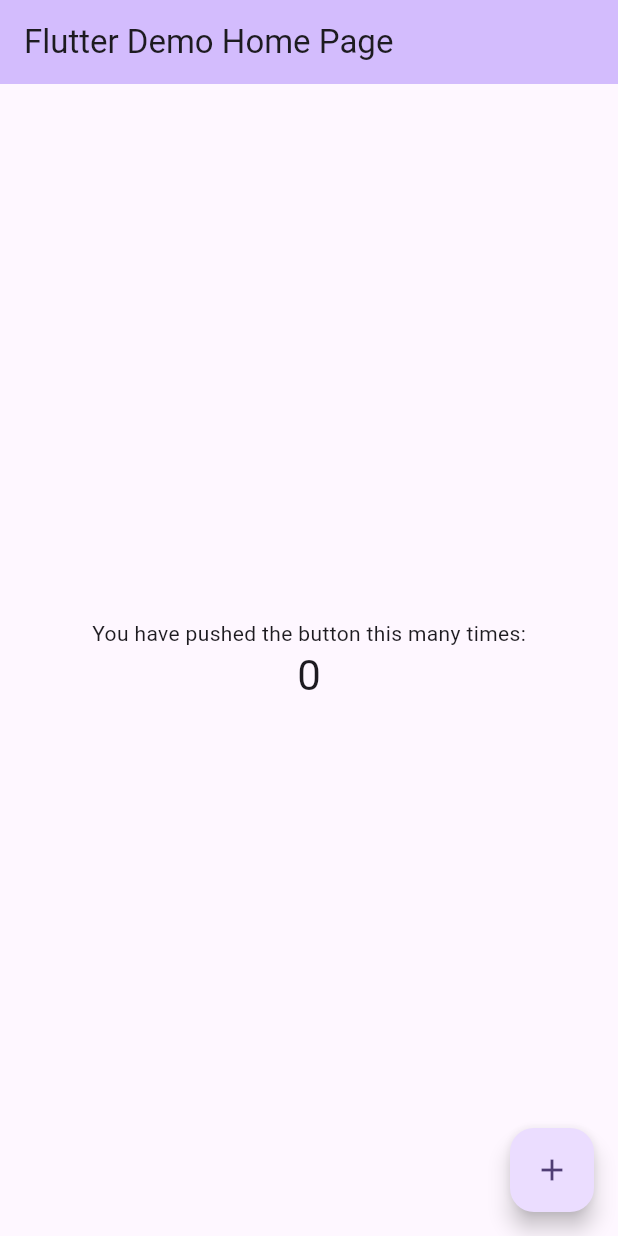
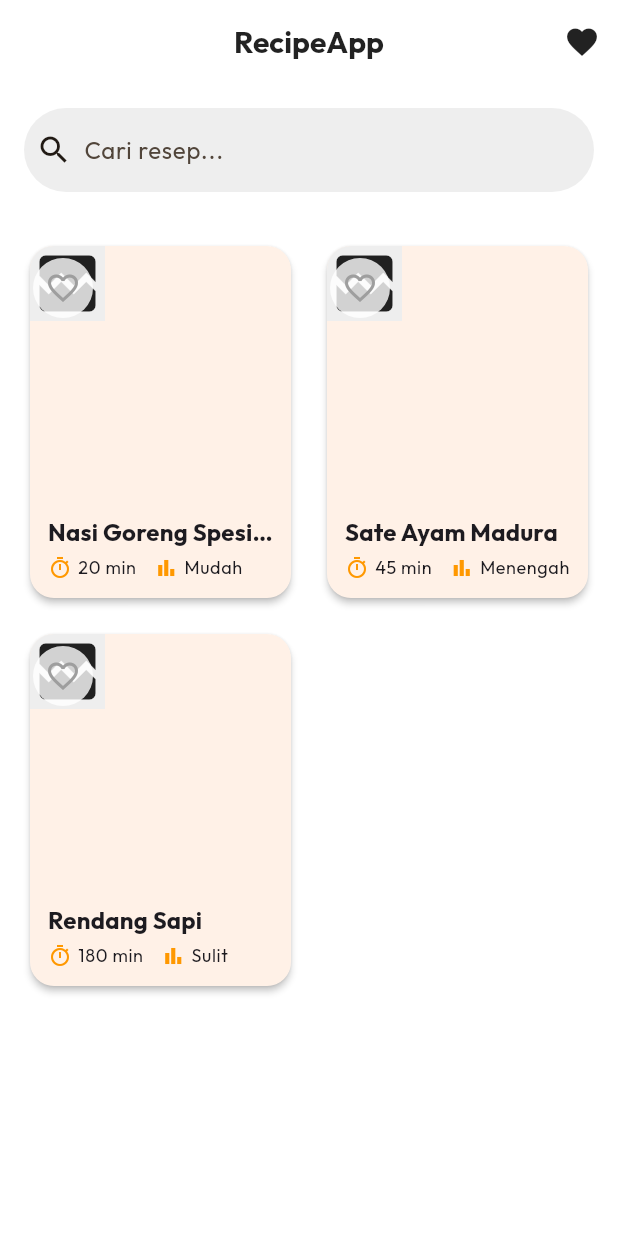
Before and after one commit to fajar-93/CulinaryPro, a Flutter app: the screen it shows after launch, on a phone screen of 412 x 824 dp. Run offline on Flutter 3.47's test engine with Material 3 defaults, Android fonts, the phone set to English and light mode, and no system bars; our stand-ins replace google_fonts; network calls fail.

Commit message:
Initial setup Flutter Recipe App and Create project structure and architecture

```diff
--- /dev/null
+++ b/lib/data/recipe_data.dart
@@ -0,0 +1,76 @@
+import '../models/recipe_model.dart';
+
+class RecipeData {
+  static List<Recipe> recipes = [
+    Recipe(
+      id: '1',
+      title: 'Nasi Goreng Spesial',
+      description: 'Nasi goreng lezat dengan telur, ayam, dan bumbu rempah pilihan.',
+      imageUrl: 'https://images.unsplash.com/photo-1512058560366-c80b2016334d?auto=format&fit=crop&q=80&w=800',
+      ingredients: [
+        '2 piring nasi putih',
+        '2 butir telur',
+        '100g daging ayam (potong dadu)',
+        '3 siung bawang merah',
+        '2 siung bawang putih',
+        'Kecap manis secukupnya',
+        'Garam dan merica secukupnya',
+      ],
+      instructions: [
+        'Tumis bawang merah dan putih hingga harum.',
+        'Masukkan daging ayam, masak hingga berubah warna.',
+        'Masukkan telur, buat orak-arik.',
+        'Tambahkan nasi putih, aduk rata.',
+        'Tambahkan kecap manis, garam, dan merica. Aduk hingga bumbu meresap.',
+        'Sajikan selagi hangat.',
+      ],
+      durationMinutes: 20,
+      difficulty: 'Mudah',
+    ),
+    Recipe(
+      id: '2',
+      title: 'Sate Ayam Madura',
+      description: 'Sate ayam empuk dengan bumbu kacang yang gurih dan kental.',
+      imageUrl: 'https://images.unsplash.com/photo-1529692236671-f1f6cf9581f5?auto=format&fit=crop&q=80&w=800',
+      ingredients: [
+        '500g fillet dada ayam',
+        '200g kacang tanah goreng',
+        '3 siung bawang putih',
+        '4 siung bawang merah',
+        '3 butir kemiri',
+        'Kecap manis secukupnya',
+        'Tusuk sate secukupnya',
+      ],
+      instructions: [
+        'Potong ayam menjadi dadu kecil, tusuk dengan lidi sate.',
+        'Haluskan kacang tanah, bawang merah, bawang putih, dan kemiri.',
+        'Masak bumbu kacang dengan sedikit air dan kecap manis hingga kental.',
+        'Bakar sate ayam sambil diolesi bumbu kacang.',
+        'Sajikan dengan sisa bumbu kacang dan irisan bawang merah.',
+      ],
+      durationMinutes: 45,
+      difficulty: 'Menengah',
+    ),
+    Recipe(
+      id: '3',
+      title: 'Rendang Sapi',
+      description: 'Masakan daging sapi tradisional dengan bumbu rempah yang kaya rasa.',
+      imageUrl: 'https://images.unsplash.com/photo-1544025162-d76694265947?auto=format&fit=crop&q=80&w=800',
+      ingredients: [
+        '500g daging sapi',
+        '1 liter santan kental',
+        'Bumbu halus (cabai, bawang, jahe, lengkuas)',
+        'Daun kunyit, daun jeruk, serai',
+        'Asam kandis',
+      ],
+      instructions: [
+        'Rebus santan dengan bumbu halus dan dedaunan hingga mendidih.',
+        'Masukkan daging sapi, kecilkan api.',
+        'Masak sambil terus diaduk hingga santan berminyak dan bumbu meresap ke daging.',
+        'Masak hingga bumbu berwarna cokelat gelap.',
+      ],
+      durationMinutes: 180,
+      difficulty: 'Sulit',
+    ),
+  ];
+}
--- a/lib/main.dart
+++ b/lib/main.dart
@@ -1,122 +1,35 @@
 import 'package:flutter/material.dart';
+import 'package:provider/provider.dart';
+import 'providers/recipe_provider.dart';
+import 'screens/home_screen.dart';
+import 'screens/detail_screen.dart';
+import 'services/app_theme.dart';
 
 void main() {
-  runApp(const MyApp());
+  runApp(
+    MultiProvider(
+      providers: [
+        ChangeNotifierProvider(create: (_) => RecipeProvider()),
+      ],
+      child: const RecipeApp(),
+    ),
+  );
 }
 
-class MyApp extends StatelessWidget {
-  const MyApp({super.key});
+class RecipeApp extends StatelessWidget {
+  const RecipeApp({super.key});
 
-  // This widget is the root of your application.
   @override
   Widget build(BuildContext context) {
     return MaterialApp(
-      title: 'Flutter Demo',
-      theme: ThemeData(
-        // This is the theme of your application.
-        //
-        // TRY THIS: Try running your application with "flutter run". You'll see
-        // the application has a purple toolbar. Then, without quitting the app,
-        // try changing the seedColor in the colorScheme below to Colors.green
-        // and then invoke "hot reload" (save your changes or press the "hot
-        // reload" button in a Flutter-supported IDE, or press "r" if you used
-        // the command line to start the app).
-        //
-        // Notice that the counter didn't reset back to zero; the application
-        // state is not lost during the reload. To reset the state, use hot
-        // restart instead.
-        //
-        // This works for code too, not just values: Most code changes can be
-        // tested with just a hot reload.
-        colorScheme: .fromSeed(seedColor: Colors.deepPurple),
-      ),
-      home: const MyHomePage(title: 'Flutter Demo Home Page'),
+      title: 'RecipeApp',
+      debugShowCheckedModeBanner: false,
+      theme: AppTheme.lightTheme,
+      initialRoute: '/',
+      routes: {
+        '/': (context) => const HomeScreen(),
+        '/detail': (context) => const DetailScreen(),
+      },
     );
   }
 }
-
-class MyHomePage extends StatefulWidget {
-  const MyHomePage({super.key, required this.title});
-
-  // This widget is the home page of your application. It is stateful, meaning
-  // that it has a State object (defined below) that contains fields that affect
-  // how it looks.
-
-  // This class is the configuration for the state. It holds the values (in this
-  // case the title) provided by the parent (in this case the App widget) and
-  // used by the build method of the State. Fields in a Widget subclass are
-  // always marked "final".
-
-  final String title;
-
-  @override
-  State<MyHomePage> createState() => _MyHomePageState();
-}
-
-class _MyHomePageState extends State<MyHomePage> {
-  int _counter = 0;
-
-  void _incrementCounter() {
-    setState(() {
-      // This call to setState tells the Flutter framework that something has
-      // changed in this State, which causes it to rerun the build method below
-      // so that the display can reflect the updated values. If we changed
-      // _counter without calling setState(), then the build method would not be
-      // called again, and so nothing would appear to happen.
-      _counter++;
-    });
-  }
-
-  @override
-  Widget build(BuildContext context) {
-    // This method is rerun every time setState is called, for instance as done
-    // by the _incrementCounter method above.
-    //
-    // The Flutter framework has been optimized to make rerunning build methods
-    // fast, so that you can just rebuild anything that needs updating rather
-    // than having to individually change instances of widgets.
-    return Scaffold(
-      appBar: AppBar(
-        // TRY THIS: Try changing the color here to a specific color (to
-        // Colors.amber, perhaps?) and trigger a hot reload to see the AppBar
-        // change color while the other colors stay the same.
-        backgroundColor: Theme.of(context).colorScheme.inversePrimary,
-        // Here we take the value from the MyHomePage object that was created by
-        // the App.build method, and use it to set our appbar title.
-        title: Text(widget.title),
-      ),
-      body: Center(
-        // Center is a layout widget. It takes a single child and positions it
-        // in the middle of the parent.
-        child: Column(
-          // Column is also a layout widget. It takes a list of children and
-          // arranges them vertically. By default, it sizes itself to fit its
-          // children horizontally, and tries to be as tall as its parent.
-          //
-          // Column has various properties to control how it sizes itself and
-          // how it positions its children. Here we use mainAxisAlignment to
-          // center the children vertically; the main axis here is the vertical
-          // axis because Columns are vertical (the cross axis would be
-          // horizontal).
-          //
-          // TRY THIS: Invoke "debug painting" (choose the "Toggle Debug Paint"
-          // action in the IDE, or press "p" in the console), to see the
-          // wireframe for each widget.
-          mainAxisAlignment: .center,
-          children: [
-            const Text('You have pushed the button this many times:'),
-            Text(
-              '$_counter',
-              style: Theme.of(context).textTheme.headlineMedium,
-            ),
-          ],
-        ),
-      ),
-      floatingActionButton: FloatingActionButton(
-        onPressed: _incrementCounter,
-        tooltip: 'Increment',
-        child: const Icon(Icons.add),
-      ),
-    );
-  }
-}
--- /dev/null
+++ b/lib/models/recipe_model.dart
@@ -0,0 +1,23 @@
+class Recipe {
+  final String id;
+  final String title;
+  final String description;
+  final String imageUrl;
+  final List<String> ingredients;
+  final List<String> instructions;
+  final int durationMinutes;
+  final String difficulty;
+  bool isFavorite;
+
+  Recipe({
+    required this.id,
+    required this.title,
+    required this.description,
+    required this.imageUrl,
+    required this.ingredients,
+    required this.instructions,
+    required this.durationMinutes,
+    required this.difficulty,
+    this.isFavorite = false,
+  });
+}
--- /dev/null
+++ b/lib/providers/recipe_provider.dart
@@ -0,0 +1,40 @@
+import 'package:flutter/material.dart';
+import '../models/recipe_model.dart';
+import '../data/recipe_data.dart';
+
+class RecipeProvider with ChangeNotifier {
+  final List<Recipe> _recipes = RecipeData.recipes;
+  String _searchQuery = '';
+
+  List<Recipe> get recipes {
+    if (_searchQuery.isEmpty) {
+      return [..._recipes];
+    } else {
+      return _recipes
+          .where((recipe) =>
+              recipe.title.toLowerCase().contains(_searchQuery.toLowerCase()))
+          .toList();
+    }
+  }
+
+  List<Recipe> get favoriteRecipes {
+    return _recipes.where((recipe) => recipe.isFavorite).toList();
+  }
+
+  void toggleFavorite(String id) {
+    final index = _recipes.indexWhere((recipe) => recipe.id == id);
+    if (index >= 0) {
+      _recipes[index].isFavorite = !_recipes[index].isFavorite;
+      notifyListeners();
+    }
+  }
+
+  void updateSearchQuery(String query) {
+    _searchQuery = query;
+    notifyListeners();
+  }
+
+  Recipe findById(String id) {
+    return _recipes.firstWhere((recipe) => recipe.id == id);
+  }
+}
--- /dev/null
+++ b/lib/screens/home_screen.dart
@@ -0,0 +1,67 @@
+import 'package:flutter/material.dart';
+import 'package:provider/provider.dart';
+import '../providers/recipe_provider.dart';
+import '../widgets/recipe_card.dart';
+
+class HomeScreen extends StatelessWidget {
+  const HomeScreen({super.key});
+
+  @override
+  Widget build(BuildContext context) {
+    final recipeProvider = context.watch<RecipeProvider>();
+    final recipes = recipeProvider.recipes;
+    final size = MediaQuery.of(context).size;
+
+    // Responsive column count
+    int crossAxisCount = 2;
+    if (size.width > 600) crossAxisCount = 3;
+    if (size.width > 900) crossAxisCount = 4;
+
+    return Scaffold(
+      appBar: AppBar(
+        title: const Text('RecipeApp'),
+        actions: [
+          IconButton(
+            icon: const Icon(Icons.favorite),
+            onPressed: () {
+              // Navigation to favorites or filter can be added here
+            },
+          ),
+        ],
+      ),
+      body: Column(
+        children: [
+          Padding(
+            padding: const EdgeInsets.all(16.0),
+            child: SearchBar(
+              hintText: 'Cari resep...',
+              leading: const Icon(Icons.search),
+              onChanged: (value) {
+                recipeProvider.updateSearchQuery(value);
+              },
+              elevation: WidgetStateProperty.all(0),
+              backgroundColor: WidgetStateProperty.all(Colors.grey[200]),
+            ),
+          ),
+          Expanded(
+            child: recipes.isEmpty
+                ? const Center(child: Text('Resep tidak ditemukan'))
+                : GridView.builder(
+                    padding: const EdgeInsets.all(16),
+                    gridDelegate: SliverGridDelegateWithFixedCrossAxisCount(
+                      crossAxisCount: crossAxisCount,
+                      crossAxisSpacing: 16,
+                      mainAxisSpacing: 16,
+                      childAspectRatio: 0.75,
+                    ),
+                    itemCount: recipes.length,
+                    itemBuilder: (context, index) {
+                      return RecipeCard(recipe: recipes[index]);
+                    },
+                  ),
+          ),
+        ],
+      ),
+    );
+  }
+}
--- /dev/null
+++ b/lib/services/app_theme.dart
@@ -0,0 +1,53 @@
+import 'package:flutter/material.dart';
+import 'package:google_fonts/google_fonts.dart';
+
+class AppTheme {
+  static const primaryColor = Color(0xFFFF9800); // Orange
+  static const accentColor = Color(0xFFFFB74D);
+  static const scaffoldBackground = Color(0xFFFAFAFA);
+
+  static ThemeData get lightTheme {
+    return ThemeData(
+      useMaterial3: true,
+      colorScheme: ColorScheme.fromSeed(
+        seedColor: primaryColor,
+        primary: primaryColor,
+        secondary: accentColor,
+        surface: Colors.white,
+      ),
+      textTheme: GoogleFonts.outfitTextTheme(),
+      appBarTheme: AppBarTheme(
+        backgroundColor: Colors.white,
+        foregroundColor: Colors.black87,
+        elevation: 0,
+        centerTitle: true,
+        titleTextStyle: GoogleFonts.outfit(
+          fontSize: 20,
+          fontWeight: FontWeight.bold,
+          color: Colors.black87,
+        ),
+      ),
+      cardTheme: CardThemeData(
+        elevation: 2,
+        shape: RoundedRectangleBorder(
+          borderRadius: BorderRadius.circular(16),
+        ),
+        clipBehavior: Clip.antiAlias,
+      ),
+      elevatedButtonTheme: ElevatedButtonThemeData(
+        style: ElevatedButton.styleFrom(
+          backgroundColor: primaryColor,
+          foregroundColor: Colors.white,
+          minimumSize: const Size(double.infinity, 50),
+          shape: RoundedRectangleBorder(
+            borderRadius: BorderRadius.circular(12),
+          ),
+          textStyle: GoogleFonts.outfit(
+            fontSize: 16,
+            fontWeight: FontWeight.w600,
+          ),
+        ),
+      ),
+    );
+  }
+}
--- /dev/null
+++ b/lib/widgets/recipe_card.dart
@@ -0,0 +1,97 @@
+import 'package:flutter/material.dart';
+import 'package:provider/provider.dart';
+import '../models/recipe_model.dart';
+import '../providers/recipe_provider.dart';
+
+class RecipeCard extends StatelessWidget {
+  final Recipe recipe;
+
+  const RecipeCard({super.key, required this.recipe});
+
+  @override
+  Widget build(BuildContext context) {
+    return GestureDetector(
+      onTap: () {
+        Navigator.of(context).pushNamed(
+          '/detail',
+          arguments: recipe.id,
+        );
+      },
+      child: Card(
+        child: Column(
+          crossAxisAlignment: CrossAxisAlignment.start,
+          children: [
+            Expanded(
+              child: Stack(
+                children: [
+                  Hero(
+                    tag: recipe.id,
+                    child: Image.network(
+                      recipe.imageUrl,
+                      width: double.infinity,
+                      fit: BoxFit.cover,
+                      errorBuilder: (context, error, stackTrace) => Container(
+                        color: Colors.grey[200],
+                        child: const Icon(Icons.broken_image, size: 50),
+                      ),
+                    ),
+                  ),
+                  Positioned(
+                    top: 8,
+                    right: 8,
+                    child: CircleAvatar(
+                      backgroundColor: const Color.fromRGBO(255, 255, 255, 0.8),
+                      child: IconButton(
+                        icon: Icon(
+                          recipe.isFavorite ? Icons.favorite : Icons.favorite_border,
+                          color: recipe.isFavorite ? Colors.red : Colors.grey,
+                        ),
+                        onPressed: () {
+                          context.read<RecipeProvider>().toggleFavorite(recipe.id);
+                        },
+                      ),
+                    ),
+                  ),
+                ],
+              ),
+            ),
+            Padding(
+              padding: const EdgeInsets.all(12.0),
+              child: Column(
+                crossAxisAlignment: CrossAxisAlignment.start,
+                children: [
+                  Text(
+                    recipe.title,
+                    style: Theme.of(context).textTheme.titleMedium?.copyWith(
+                          fontWeight: FontWeight.bold,
+                        ),
+                    maxLines: 1,
+                    overflow: TextOverflow.ellipsis,
+                  ),
+                  const SizedBox(height: 4),
+                  Row(
+                    children: [
+                      const Icon(Icons.timer_outlined, size: 16, color: Colors.orange),
+                      const SizedBox(width: 4),
+                      Text(
+                        '${recipe.durationMinutes} min',
+                        style: Theme.of(context).textTheme.bodySmall,
+                      ),
+                      const SizedBox(width: 12),
+                      const Icon(Icons.bar_chart, size: 16, color: Colors.orange),
+                      const SizedBox(width: 4),
+                      Text(
+                        recipe.difficulty,
+                        style: Theme.of(context).textTheme.bodySmall,
+                      ),
+                    ],
+                  ),
+                ],
+              ),
+            ),
+          ],
+        ),
+      ),
+    );
+  }
+}
```
Also changed, not shown: analysis_options.yaml (+10 -0 lines), lib/screens/detail_screen.dart (added, +140 -0 lines), pubspec.yaml (+7 -71 lines), pubspec.lock, 3 other files.
